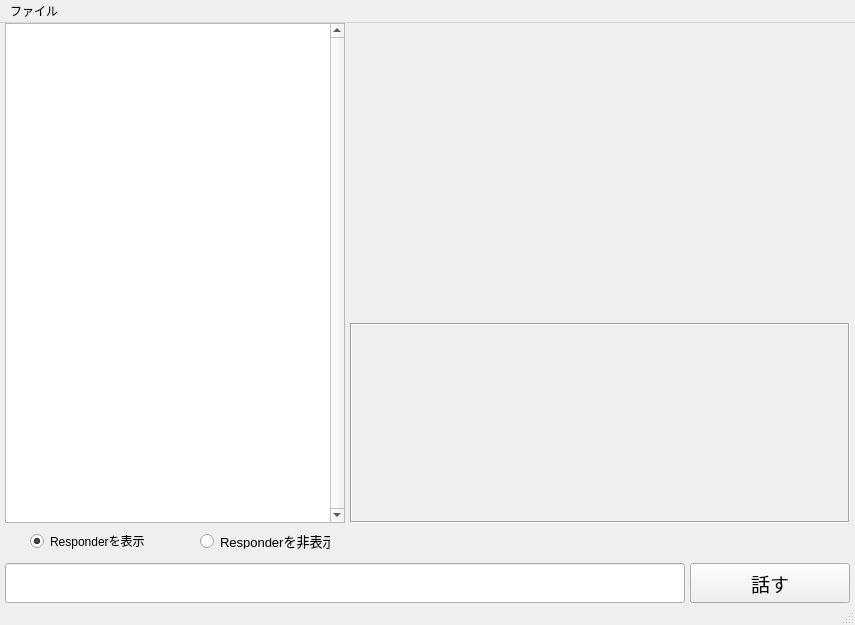
First picture: the form in qt_Pityna.ui, repository yuuki1293/Pityna, before the edit.
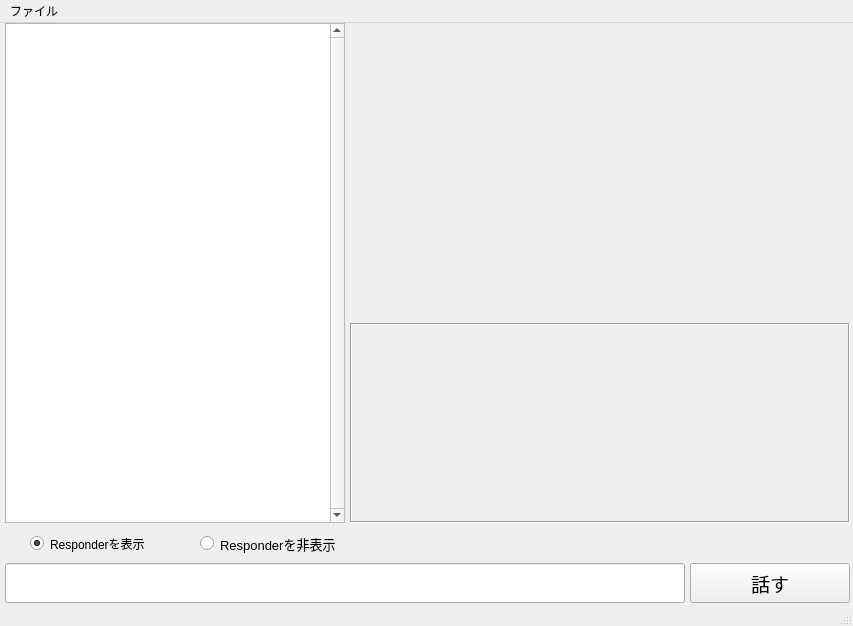
Second picture: the form after the edit. Icons and pictures are not drawn.

Commit message: 画面の比率を調整

The edit to the form file:
```diff
--- a/qt_Pityna.ui
+++ b/qt_Pityna.ui
@@ -6,8 +6,8 @@
    <rect>
     <x>0</x>
     <y>0</y>
-    <width>855</width>
-    <height>625</height>
+    <width>853</width>
+    <height>626</height>
    </rect>
   </property>
   <property name="windowTitle">
@@ -40,8 +40,8 @@
      <rect>
       <x>30</x>
       <y>510</y>
-      <width>130</width>
-      <height>16</height>
+      <width>150</width>
+      <height>21</height>
      </rect>
     </property>
     <property name="text">
@@ -56,8 +56,8 @@
      <rect>
       <x>200</x>
       <y>510</y>
-      <width>130</width>
-      <height>16</height>
+      <width>150</width>
+      <height>21</height>
      </rect>
     </property>
     <property name="font">
@@ -151,7 +151,7 @@
     <rect>
      <x>0</x>
      <y>0</y>
-     <width>855</width>
+     <width>853</width>
      <height>22</height>
     </rect>
    </property>
```
The commit also changes 2 other files.
